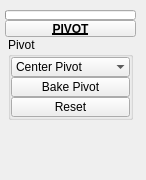
Above: ui/level_3/pivot.ui from m3trik/Scripts_portable before the change. Below: the same form after it.
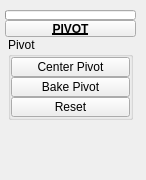
That is the form after the change. Custom widgets are drawn as their Qt base class.

The edit to the form file:
```diff
--- a/ui/level_3/pivot.ui
+++ b/ui/level_3/pivot.ui
@@ -123,7 +123,10 @@
              <number>0</number>
             </property>
             <item>
-             <widget class="TkComboBox" name="cmb001">
+             <widget class="TkToolButton" name="tb001">
+              <property name="enabled">
+               <bool>true</bool>
+              </property>
               <property name="minimumSize">
                <size>
                 <width>0</width>
@@ -136,17 +139,18 @@
                 <height>20</height>
                </size>
               </property>
-              <property name="sizeAdjustPolicy">
-               <enum>QComboBox::AdjustToContents</enum>
+              <property name="toolTip">
+               <string>Center the the selected object's pivot.</string>
               </property>
-              <property name="frame">
-               <bool>false</bool>
+              <property name="text">
+               <string>Center Pivot</string>
               </property>
-              <item>
-               <property name="text">
-                <string>Center Pivot</string>
-               </property>
-              </item>
+              <property name="iconSize">
+               <size>
+                <width>18</width>
+                <height>18</height>
+               </size>
+              </property>
              </widget>
             </item>
             <item>
@@ -280,11 +284,6 @@
    <extends>QProgressBar</extends>
    <header>widgets.tkprogressbar.h</header>
   </customwidget>
-  <customwidget>
-   <class>TkComboBox</class>
-   <extends>QComboBox</extends>
-   <header>widgets.tkcombobox.h</header>
-  </customwidget>
  </customwidgets>
  <resources/>
  <connections/>
```
